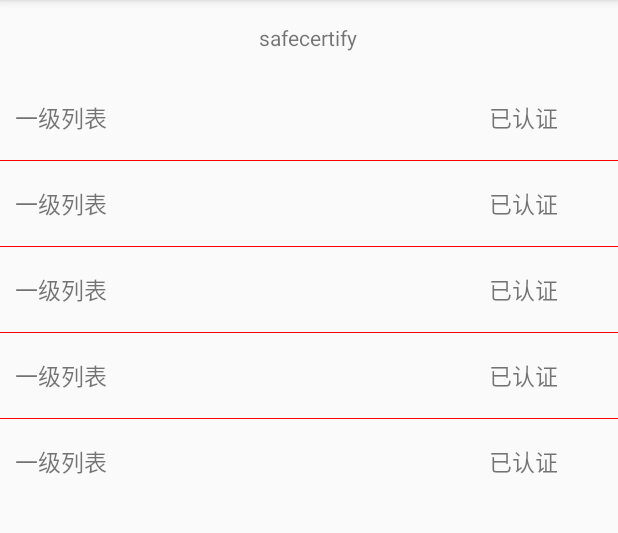
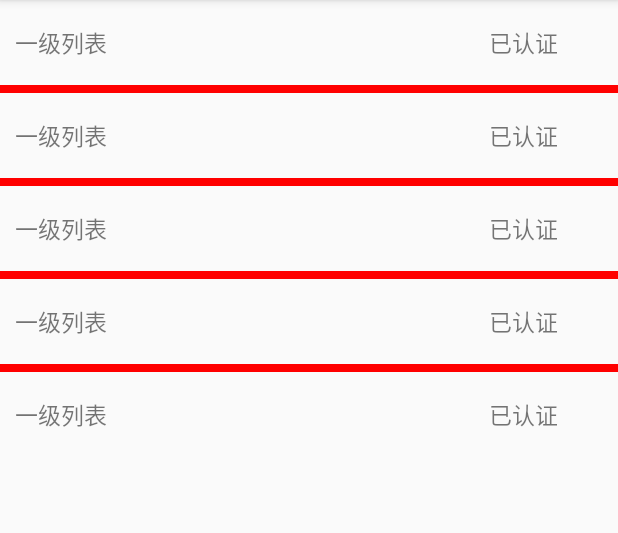
Before and after one commit to uvfv1991/MyExpandableListViewLine, an Android app: the screen it shows after launch (SafeCertificateActivity), on a phone screen of 412 x 824 dp, the part 84-617 px from its top. Run offline under Robolectric (Android 15) with nearby library versions, the phone set to English and light mode, and no system bars.

Commit message:
更改分隔线样式
更级分隔线样式

```diff
--- a/myexpandablesplitline/src/main/res/layout/activity_safe_certify_layout.xml
+++ b/myexpandablesplitline/src/main/res/layout/activity_safe_certify_layout.xml
@@ -2,33 +2,12 @@
 <RelativeLayout xmlns:android="http://schemas.android.com/apk/res/android"
     android:layout_width="match_parent"
     android:layout_height="match_parent">
-    <RelativeLayout
-        android:id="@+id/set_title_layout"
-        android:layout_width="fill_parent"
-        android:layout_height="50dp"
-        android:layout_alignParentTop="true">
-
-        <RelativeLayout
-            android:layout_width="60dp"
-            android:layout_height="50dp">
-
-
-        </RelativeLayout>
-        <TextView
-            android:id="@+id/txt_nickname"
-            android:layout_width="wrap_content"
-            android:layout_height="wrap_content"
-            android:layout_centerInParent="true"
-            android:text="safecertify" />
-
-    </RelativeLayout>
 
     <ImageView
         android:id="@+id/set_logo"
         android:layout_width="wrap_content"
         android:layout_height="wrap_content"
         android:layout_alignParentTop="true"
-        android:layout_below="@id/set_title_layout"
         android:layout_centerHorizontal="true"
         android:scaleType="fitXY"
         android:visibility="gone" />
--- a/myexpandablesplitline/src/main/res/layout/group_divider.xml
+++ b/myexpandablesplitline/src/main/res/layout/group_divider.xml
@@ -2,6 +2,6 @@
 <View xmlns:android="http://schemas.android.com/apk/res/android"
     android:background="#FF0000"
     android:layout_width="match_parent"
-    android:layout_height="0.1dp"
+    android:layout_height="5dp"
     android:layout_marginLeft="13dp"
     android:layout_marginRight="13dp"/>
```
